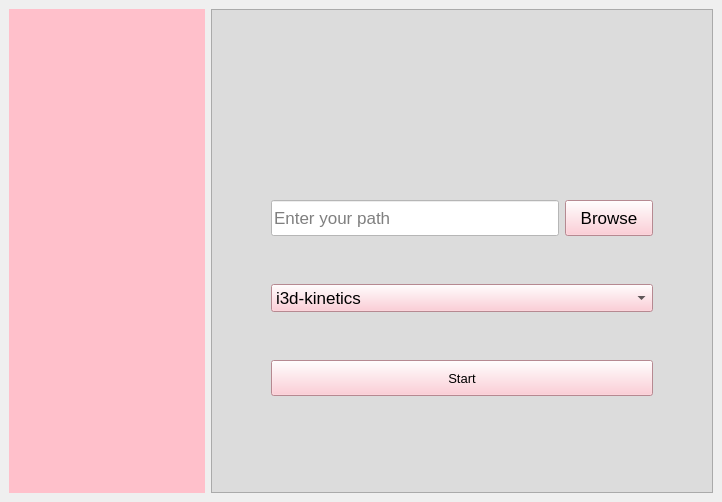
marina-fares/Activity_recognition_application, file first version/design3.ui: the form before one commit.
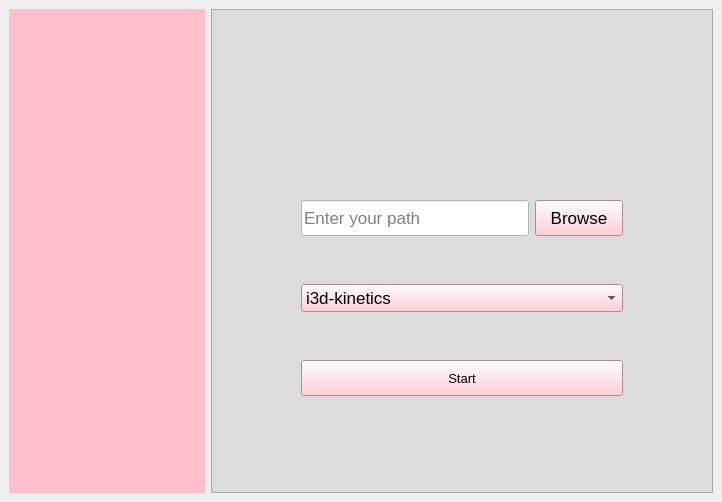
The form after the commit. Icons and pictures are not drawn.

Commit message: increase icons' size

The edit to the form file:
```diff
--- a/first version/design3.ui
+++ b/first version/design3.ui
@@ -2242,7 +2242,7 @@
        <property name="bottomMargin">
         <number>50</number>
        </property>
-       <item row="3" column="2">
+       <item row="4" column="2">
         <widget class="QPushButton" name="browse_btn">
          <property name="minimumSize">
           <size>
@@ -2266,7 +2266,23 @@
          </property>
         </widget>
        </item>
-       <item row="4" column="1" colspan="2">
+       <item row="4" column="0">
+        <spacer name="horizontalSpacer">
+         <property name="orientation">
+          <enum>Qt::Horizontal</enum>
+         </property>
+         <property name="sizeType">
+          <enum>QSizePolicy::Fixed</enum>
+         </property>
+         <property name="sizeHint" stdset="0">
+          <size>
+           <width>80</width>
+           <height>20</height>
+          </size>
+         </property>
+        </spacer>
+       </item>
+       <item row="5" column="1" colspan="2">
         <widget class="QComboBox" name="comboBox">
          <property name="minimumSize">
           <size>
@@ -2298,23 +2314,7 @@
          </item>
         </widget>
        </item>
-       <item row="3" column="0">
-        <spacer name="horizontalSpacer">
-         <property name="orientation">
-          <enum>Qt::Horizontal</enum>
-         </property>
-         <property name="sizeType">
-          <enum>QSizePolicy::Fixed</enum>
-         </property>
-         <property name="sizeHint" stdset="0">
-          <size>
-           <width>50</width>
-           <height>20</height>
-          </size>
-         </property>
-        </spacer>
-       </item>
-       <item row="5" column="1" colspan="2">
+       <item row="6" column="1" colspan="2">
         <widget class="QPushButton" name="start_btn">
          <property name="minimumSize">
           <size>
@@ -2338,7 +2338,23 @@
          </property>
         </widget>
        </item>
-       <item row="3" column="1">
+       <item row="4" column="3">
+        <spacer name="horizontalSpacer_2">
+         <property name="orientation">
+          <enum>Qt::Horizontal</enum>
+         </property>
+         <property name="sizeType">
+          <enum>QSizePolicy::Fixed</enum>
+         </property>
+         <property name="sizeHint" stdset="0">
+          <size>
+           <width>80</width>
+           <height>20</height>
+          </size>
+         </property>
+        </spacer>
+       </item>
+       <item row="4" column="1">
         <widget class="QLineEdit" name="lineEdit">
          <property name="minimumSize">
           <size>
@@ -2422,22 +2438,6 @@
          </property>
         </widget>
        </item>
-       <item row="3" column="3">
-        <spacer name="horizontalSpacer_2">
-         <property name="orientation">
-          <enum>Qt::Horizontal</enum>
-         </property>
-         <property name="sizeType">
-          <enum>QSizePolicy::Fixed</enum>
-         </property>
-         <property name="sizeHint" stdset="0">
-          <size>
-           <width>50</width>
-           <height>20</height>
-          </size>
-         </property>
-        </spacer>
-       </item>
        <item row="1" column="1">
         <widget class="QPushButton" name="pushButton">
          <property name="styleSheet">
@@ -2452,8 +2452,8 @@
          </property>
          <property name="iconSize">
           <size>
-           <width>108</width>
-           <height>114</height>
+           <width>140</width>
+           <height>140</height>
           </size>
          </property>
          <property name="flat">
```
Left out of the diff: 4 changed lines with no effect on the pictures.
